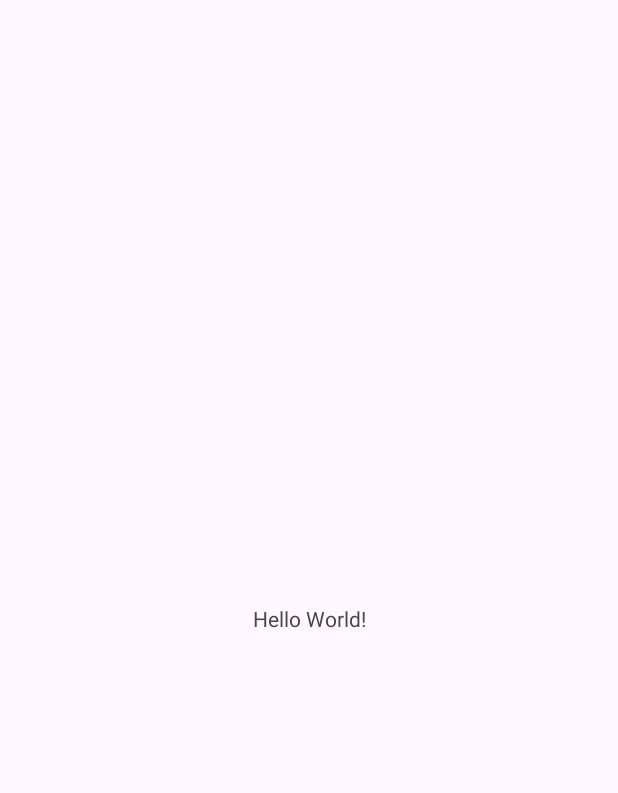
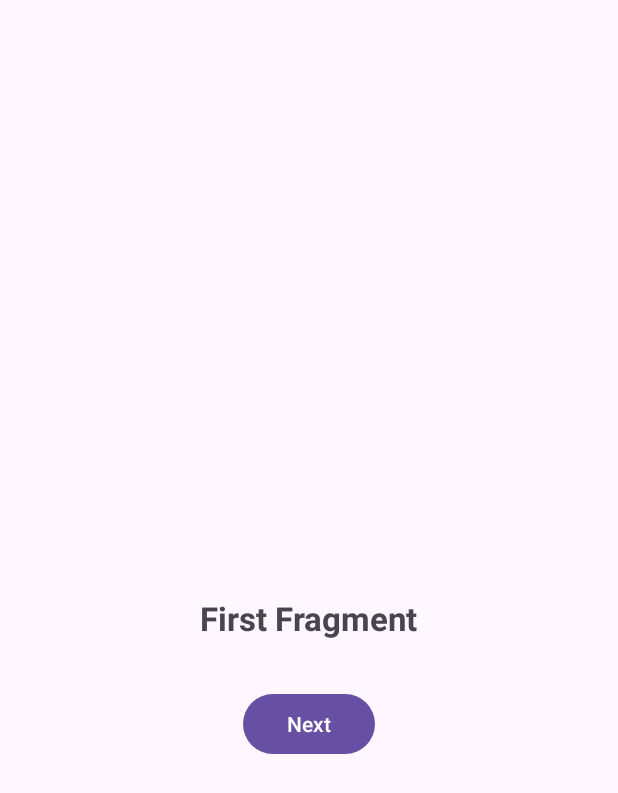
Before and after one commit to phuongkma219/SampleDemo, an Android app: the screen it shows after launch (MainActivity), on a phone screen of 412 x 824 dp. Before the commit the part shown is almost empty. Shown: the top 793 px of the screen. Run offline under Robolectric (Android 15) with nearby library versions, the phone set to English and light mode, and no system bars; our stand-ins replace data binding.

Commit message:
fragment sample

```diff
--- a/app/build.gradle.kts
+++ b/app/build.gradle.kts
@@ -30,6 +30,7 @@ android {
     kotlinOptions {
         jvmTarget = "1.8"
     }
+    buildFeatures.dataBinding = true
 }
 
 dependencies {
@@ -41,4 +42,8 @@ dependencies {
     testImplementation("junit:junit:4.13.2")
     androidTestImplementation("androidx.test.ext:junit:1.1.5")
     androidTestImplementation("androidx.test.espresso:espresso-core:3.5.1")
+    implementation ("androidx.fragment:fragment-ktx:1.7.1")
+    implementation ("androidx.activity:activity-ktx:1.9.0")
+
+
 }
--- a/app/src/main/java/com/dev/sample/demo/MainActivity.kt
+++ b/app/src/main/java/com/dev/sample/demo/MainActivity.kt
@@ -1,11 +1,19 @@
 package com.dev.sample.demo
 
+import android.annotation.SuppressLint
 import androidx.appcompat.app.AppCompatActivity
 import android.os.Bundle
+import androidx.fragment.app.commit
+import com.dev.sample.demo.fragment.FirstFragment
 
 class MainActivity : AppCompatActivity() {
-    override fun onCreate(savedInstanceState: Bundle?) {
+        override fun onCreate(savedInstanceState: Bundle?) {
         super.onCreate(savedInstanceState)
         setContentView(R.layout.activity_main)
+        supportFragmentManager.commit {
+                val firstFragment = FirstFragment()
+                replace(R.id.fmContainter, firstFragment)
+                addToBackStack(null)
+        }
     }
 }
--- /dev/null
+++ b/app/src/main/java/com/dev/sample/demo/fragment/FirstFragment.kt
@@ -0,0 +1,49 @@
+package com.dev.sample.demo.fragment
+
+import android.os.Bundle
+import android.util.Log
+import androidx.fragment.app.Fragment
+import android.view.LayoutInflater
+import android.view.View
+import android.view.ViewGroup
+import androidx.fragment.app.commit
+import com.dev.sample.demo.R
+import com.dev.sample.demo.databinding.FragmentFirstBinding
+
+class FirstFragment : Fragment() {
+    private lateinit var binding: FragmentFirstBinding
+    override fun onCreateView(
+        inflater: LayoutInflater, container: ViewGroup?,
+        savedInstanceState: Bundle?
+    ): View? {
+        binding = FragmentFirstBinding.inflate(layoutInflater)
+        binding.btnNext.setOnClickListener {
+            binding.tvContent.text = "Test Fragment"
+            parentFragmentManager.commit {
+                setCustomAnimations(
+                    R.anim.slide_in, // enter
+                    R.anim.fade_out, // exit
+                    R.anim.fade_in, // popEnter
+                    R.anim.slide_out // popExit
+                )
+                add(R.id.fmContainter,SecondFragment())
+                addToBackStack(TAG)
+            }
+        }
+        return binding.root
+    }
+
+    override fun onResume() {
+        super.onResume()
+        Log.e(TAG, "onResume: ", )
+    }
+
+    override fun onPause() {
+        super.onPause()
+        Log.e(TAG, "onPause: ", )
+    }
+
+    companion object{
+         const val TAG = "FirstFragment"
+    }
+}
--- /dev/null
+++ b/app/src/main/res/anim/fade_in.xml
@@ -0,0 +1,6 @@
+<?xml version="1.0" encoding="utf-8"?>
+<alpha xmlns:android="http://schemas.android.com/apk/res/android"
+    android:duration="@android:integer/config_shortAnimTime"
+    android:interpolator="@android:anim/decelerate_interpolator"
+    android:fromAlpha="0"
+    android:toAlpha="1" />
--- /dev/null
+++ b/app/src/main/res/anim/fade_out.xml
@@ -0,0 +1,6 @@
+<?xml version="1.0" encoding="utf-8"?>
+<alpha xmlns:android="http://schemas.android.com/apk/res/android"
+    android:duration="@android:integer/config_shortAnimTime"
+    android:interpolator="@android:anim/decelerate_interpolator"
+    android:fromAlpha="1"
+    android:toAlpha="0" />
--- /dev/null
+++ b/app/src/main/res/anim/slide_in.xml
@@ -0,0 +1,6 @@
+<?xml version="1.0" encoding="utf-8"?>
+<translate xmlns:android="http://schemas.android.com/apk/res/android"
+    android:duration="@android:integer/config_shortAnimTime"
+    android:interpolator="@android:anim/decelerate_interpolator"
+    android:fromXDelta="100%"
+    android:toXDelta="0%" />
--- /dev/null
+++ b/app/src/main/res/anim/slide_out.xml
@@ -0,0 +1,6 @@
+<?xml version="1.0" encoding="utf-8"?>
+<translate xmlns:android="http://schemas.android.com/apk/res/android"
+    android:duration="@android:integer/config_shortAnimTime"
+    android:interpolator="@android:anim/decelerate_interpolator"
+    android:fromXDelta="0%"
+    android:toXDelta="100%" />
--- a/app/src/main/res/layout/activity_main.xml
+++ b/app/src/main/res/layout/activity_main.xml
@@ -6,10 +6,10 @@
     android:layout_height="match_parent"
     tools:context=".MainActivity">
 
-    <TextView
-        android:layout_width="wrap_content"
-        android:layout_height="wrap_content"
-        android:text="Hello World!"
+    <androidx.fragment.app.FragmentContainerView
+        android:id="@+id/fmContainter"
+        android:layout_width="match_parent"
+        android:layout_height="match_parent"
         app:layout_constraintBottom_toBottomOf="parent"
         app:layout_constraintEnd_toEndOf="parent"
         app:layout_constraintStart_toStartOf="parent"
--- /dev/null
+++ b/app/src/main/res/layout/fragment_first.xml
@@ -0,0 +1,39 @@
+<?xml version="1.0" encoding="utf-8"?>
+<layout xmlns:android="http://schemas.android.com/apk/res/android"
+    xmlns:tools="http://schemas.android.com/tools"
+    xmlns:app="http://schemas.android.com/apk/res-auto">
+
+    <data>
+
+    </data>
+
+    <androidx.constraintlayout.widget.ConstraintLayout
+        android:layout_width="match_parent"
+        android:layout_height="match_parent"
+        tools:context=".fragment.FirstFragment">
+
+        <TextView
+            android:id="@+id/tvContent"
+            android:layout_width="wrap_content"
+            android:layout_height="wrap_content"
+            android:layout_gravity="center"
+            android:textSize="22sp"
+            android:textStyle="bold"
+            app:layout_constraintTop_toTopOf="parent"
+            app:layout_constraintBottom_toBottomOf="parent"
+            app:layout_constraintStart_toStartOf="parent"
+            app:layout_constraintEnd_toEndOf="parent"
+            android:text="First Fragment" />
+
+        <Button
+            android:id="@+id/btnNext"
+            android:layout_width="wrap_content"
+            android:layout_height="wrap_content"
+            android:text="Next"
+            android:layout_marginTop="32dp"
+            app:layout_constraintStart_toStartOf="parent"
+            app:layout_constraintEnd_toEndOf="parent"
+            app:layout_constraintTop_toBottomOf="@id/tvContent"/>
+
+    </androidx.constraintlayout.widget.ConstraintLayout>
+</layout>
--- a/app/src/main/res/values/strings.xml
+++ b/app/src/main/res/values/strings.xml
@@ -1,3 +1,5 @@
 <resources>
     <string name="app_name">SampleDemo</string>
+    <!-- TODO: Remove or change this placeholder text -->
+    <string name="hello_blank_fragment">Hello blank fragment</string>
 </resources>
```
Also changed, not shown: app/src/main/java/com/dev/sample/demo/fragment/SecondFragment.kt (added, +30 -0 lines), app/src/main/java/com/dev/sample/demo/fragment/ThirdFragment.kt (added, +27 -0 lines), app/src/main/res/layout/fragment_second.xml (added, +51 -0 lines), app/src/main/res/layout/fragment_third.xml (added, +51 -0 lines).
